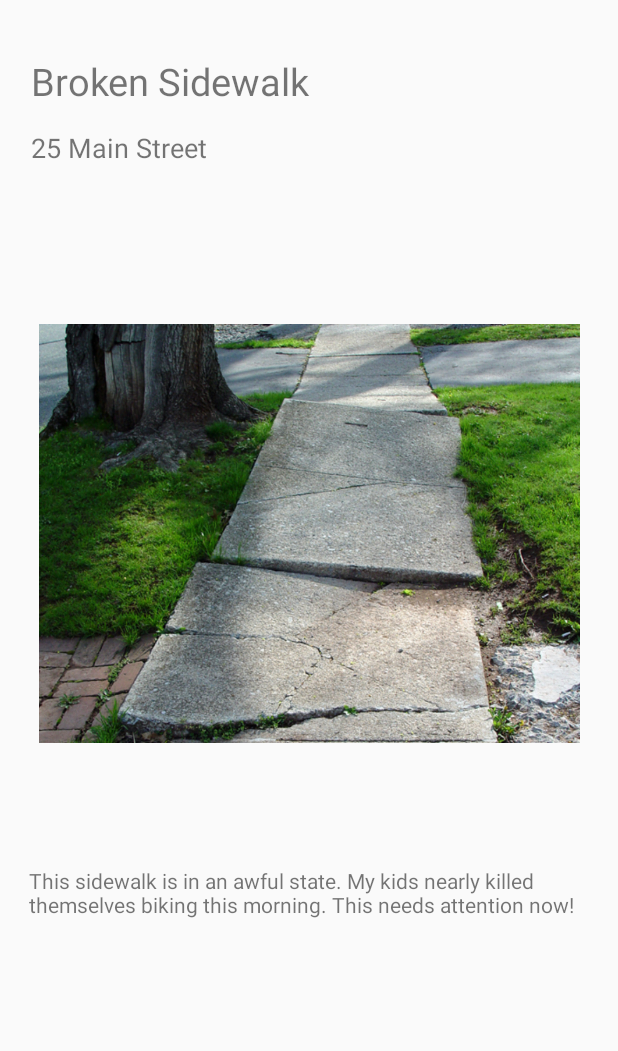
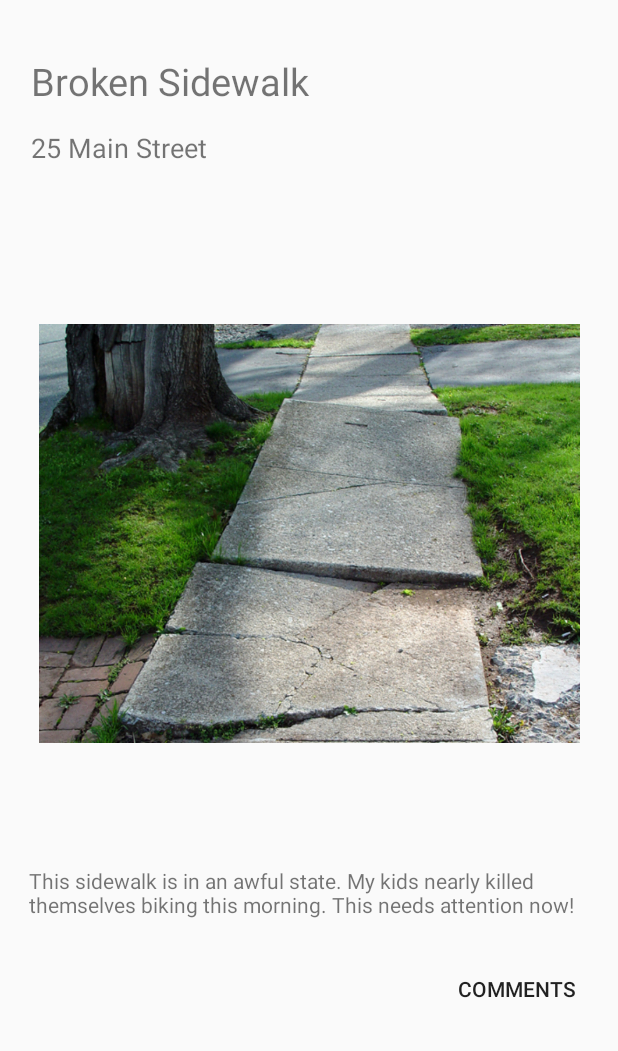
Before and after one commit to qwright/CiviSwipe, an Android app: the IssueDetails screen opened directly, with no data from a screen before it, on a phone screen of 412 x 824 dp, the part 185-1236 px from its top. Run offline under Robolectric (Android 15) with nearby library versions, the phone set to English and light mode, and no system bars.

Commit message:
Issue view now links to comments

```diff
--- a/app/src/main/java/com/example/civiswipe/Issue.java
+++ b/app/src/main/java/com/example/civiswipe/Issue.java
@@ -3,6 +3,8 @@ package com.example.civiswipe;
 import android.graphics.Bitmap;
 import android.media.Image;
 import android.widget.ImageView;
+
+import com.example.civiswipe.ui.comments.Comment;
 
 import java.util.LinkedList;
 
--- a/app/src/main/java/com/example/civiswipe/ui/notifications/IssueDetails.java
+++ b/app/src/main/java/com/example/civiswipe/ui/notifications/IssueDetails.java
@@ -2,11 +2,15 @@ package com.example.civiswipe.ui.notifications;
 
 import androidx.appcompat.app.AppCompatActivity;
 
+import android.content.Intent;
 import android.os.Bundle;
+import android.view.View;
+import android.widget.Button;
 import android.widget.ImageView;
 import android.widget.TextView;
 
 import com.example.civiswipe.R;
+import com.example.civiswipe.ui.comments.commentThread;
 
 import java.io.BufferedReader;
 import java.io.File;
@@ -15,9 +19,10 @@ import java.io.FileNotFoundException;
 import java.io.IOException;
 import java.io.InputStreamReader;
 
-public class IssueDetails extends AppCompatActivity {
+public class IssueDetails extends AppCompatActivity implements View.OnClickListener{
 
     private ImageView img;
+    private Button comment;
     private TextView title, loc, description;
     @Override
     protected void onCreate(Bundle savedInstanceState) {
@@ -31,6 +36,8 @@ public class IssueDetails extends AppCompatActivity {
         if(calling==1){
             readFile();
         }
+        comment = findViewById(R.id.comments2);
+        comment.setOnClickListener(this);
     }
 
     public void readFile()
@@ -51,4 +58,10 @@ public class IssueDetails extends AppCompatActivity {
             e.printStackTrace();
         }
     }
+
+    @Override
+    public void onClick(View v) {
+        Intent intent = new Intent(this, commentThread.class);
+        startActivity(intent);
+    }
 }
--- a/app/src/main/res/layout/activity_issue_details.xml
+++ b/app/src/main/res/layout/activity_issue_details.xml
@@ -5,6 +5,19 @@
     android:layout_width="match_parent"
     android:layout_height="match_parent"
     tools:context=".ui.notifications.IssueDetails">
+
+    <Button
+        android:id="@+id/comments2"
+        android:layout_width="wrap_content"
+        android:layout_height="wrap_content"
+        android:background="@null"
+        android:text="Comments"
+        app:layout_constraintBottom_toBottomOf="parent"
+        app:layout_constraintEnd_toEndOf="parent"
+        app:layout_constraintHorizontal_bias="0.925"
+        app:layout_constraintStart_toStartOf="parent"
+        app:layout_constraintTop_toTopOf="parent"
+        app:layout_constraintVertical_bias="0.976" />
 
     <ImageView
         android:id="@+id/imageView7"
```
Also changed, not shown: app/src/main/res/drawable-v24/treeonroad.jpg (added).
